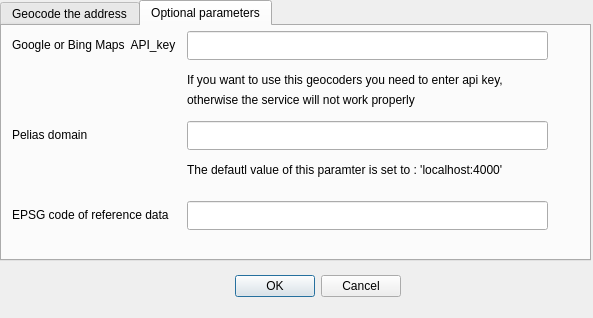
Qt form geocoding_dialog_base.ui (w0jtis/QgisGeocode) before a commit.
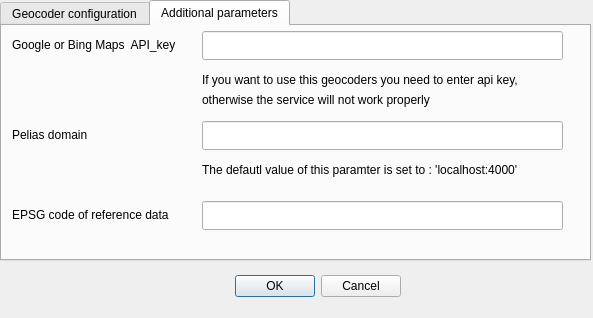
The same form after that commit. The open tabs and pages were chosen to show the change.

Patch:
```diff
--- a/geocoding_dialog_base.ui
+++ b/geocoding_dialog_base.ui
@@ -10,6 +10,24 @@
     <height>318</height>
    </rect>
   </property>
+  <property name="sizePolicy">
+   <sizepolicy hsizetype="Preferred" vsizetype="Preferred">
+    <horstretch>0</horstretch>
+    <verstretch>0</verstretch>
+   </sizepolicy>
+  </property>
+  <property name="minimumSize">
+   <size>
+    <width>593</width>
+    <height>318</height>
+   </size>
+  </property>
+  <property name="maximumSize">
+   <size>
+    <width>593</width>
+    <height>318</height>
+   </size>
+  </property>
   <property name="windowTitle">
    <string>Geocode</string>
   </property>
@@ -38,12 +56,18 @@
      <height>261</height>
     </rect>
    </property>
+   <property name="sizePolicy">
+    <sizepolicy hsizetype="Expanding" vsizetype="Fixed">
+     <horstretch>0</horstretch>
+     <verstretch>0</verstretch>
+    </sizepolicy>
+   </property>
    <property name="currentIndex">
     <number>0</number>
    </property>
    <widget class="QWidget" name="tab">
     <attribute name="title">
-     <string>Geocode the address</string>
+     <string>Geocoder configuration</string>
     </attribute>
     <widget class="QComboBox" name="geocoder_box">
      <property name="geometry">
@@ -117,12 +141,12 @@
    </widget>
    <widget class="QWidget" name="tab_2">
     <attribute name="title">
-     <string>Optional parameters</string>
+     <string>Additional parameters</string>
     </attribute>
     <widget class="QLineEdit" name="service_api">
      <property name="geometry">
       <rect>
-       <x>185</x>
+       <x>200</x>
        <y>5</y>
        <width>361</width>
        <height>29</height>
@@ -138,7 +162,7 @@
     <widget class="QLineEdit" name="pelias_domain">
      <property name="geometry">
       <rect>
-       <x>185</x>
+       <x>200</x>
        <y>95</y>
        <width>361</width>
        <height>29</height>
@@ -177,7 +201,7 @@
     <widget class="QLabel" name="label_6">
      <property name="geometry">
       <rect>
-       <x>185</x>
+       <x>200</x>
        <y>45</y>
        <width>361</width>
        <height>17</height>
@@ -190,7 +214,7 @@
     <widget class="QLabel" name="label_7">
      <property name="geometry">
       <rect>
-       <x>185</x>
+       <x>200</x>
        <y>65</y>
        <width>361</width>
        <height>17</height>
@@ -203,7 +227,7 @@
     <widget class="QLabel" name="label_8">
      <property name="geometry">
       <rect>
-       <x>185</x>
+       <x>200</x>
        <y>135</y>
        <width>361</width>
        <height>17</height>
@@ -229,7 +253,7 @@
     <widget class="QLineEdit" name="epsg_data">
      <property name="geometry">
       <rect>
-       <x>185</x>
+       <x>200</x>
        <y>175</y>
        <width>361</width>
        <height>29</height>
```
Left out of the diff: 11 changed lines with no effect on the pictures.
